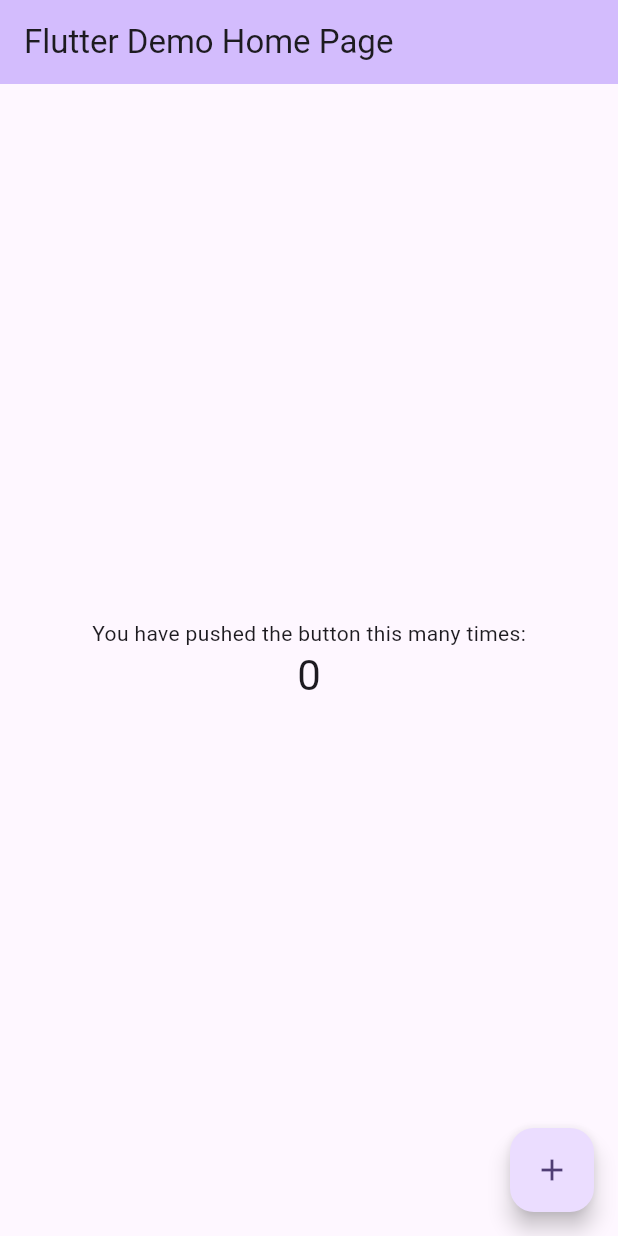
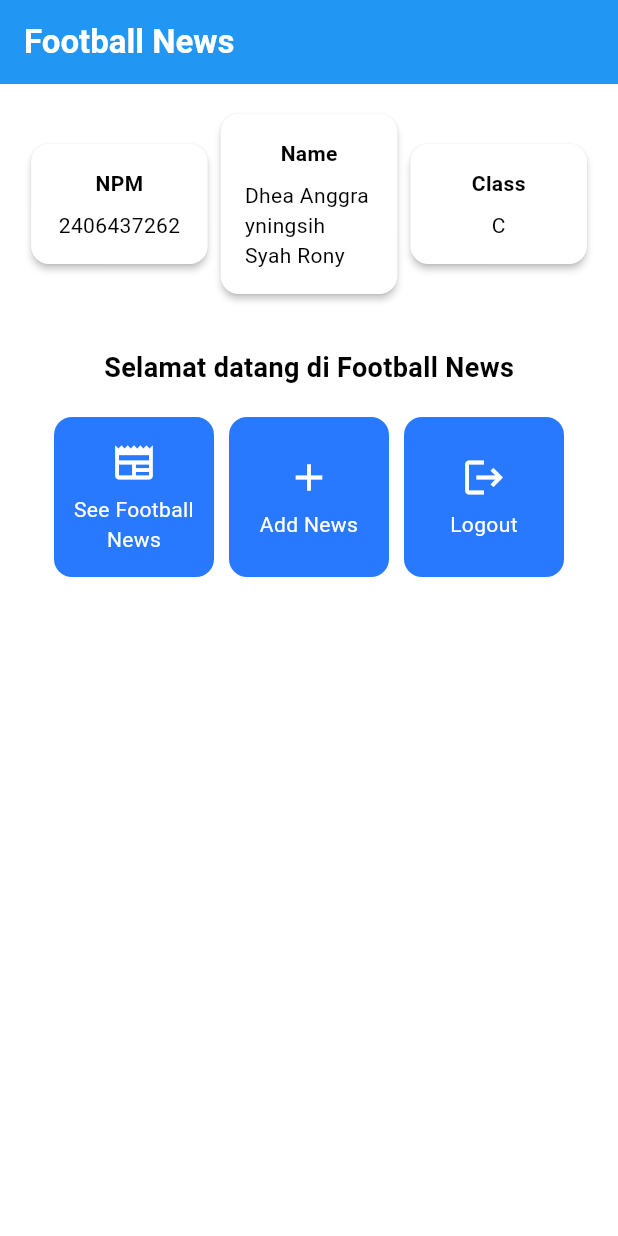
Before and after one commit to dheaasr/football-news-mobile, a Flutter app: the screen it shows after launch, on a phone screen of 412 x 824 dp. Run offline on Flutter 3.47's test engine with Material 3 defaults, Android fonts, the phone set to English and light mode, and no system bars.

Commit message:
Tutorial 6: Instalasi, main, dan menu

```diff
--- a/lib/main.dart
+++ b/lib/main.dart
@@ -1,4 +1,5 @@
 import 'package:flutter/material.dart';
+import 'package:football_news/menu.dart';
 
 void main() {
   runApp(const MyApp());
@@ -28,95 +29,10 @@ class MyApp extends StatelessWidget {
         //
         // This works for code too, not just values: Most code changes can be
         // tested with just a hot reload.
-        colorScheme: ColorScheme.fromSeed(seedColor: Colors.deepPurple),
+         colorScheme: ColorScheme.fromSwatch(primarySwatch: Colors.blue)
+        .copyWith(secondary: Colors.blueAccent[400]),
       ),
-      home: const MyHomePage(title: 'Flutter Demo Home Page'),
+      home: MyHomePage(),
     );
   }
 }
-
-class MyHomePage extends StatefulWidget {
-  const MyHomePage({super.key, required this.title});
-
-  // This widget is the home page of your application. It is stateful, meaning
-  // that it has a State object (defined below) that contains fields that affect
-  // how it looks.
-
-  // This class is the configuration for the state. It holds the values (in this
-  // case the title) provided by the parent (in this case the App widget) and
-  // used by the build method of the State. Fields in a Widget subclass are
-  // always marked "final".
-
-  final String title;
-
-  @override
-  State<MyHomePage> createState() => _MyHomePageState();
-}
-
-class _MyHomePageState extends State<MyHomePage> {
-  int _counter = 0;
-
-  void _incrementCounter() {
-    setState(() {
-      // This call to setState tells the Flutter framework that something has
-      // changed in this State, which causes it to rerun the build method below
-      // so that the display can reflect the updated values. If we changed
-      // _counter without calling setState(), then the build method would not be
-      // called again, and so nothing would appear to happen.
-      _counter++;
-    });
-  }
-
-  @override
-  Widget build(BuildContext context) {
-    // This method is rerun every time setState is called, for instance as done
-    // by the _incrementCounter method above.
-    //
-    // The Flutter framework has been optimized to make rerunning build methods
-    // fast, so that you can just rebuild anything that needs updating rather
-    // than having to individually change instances of widgets.
-    return Scaffold(
-      appBar: AppBar(
-        // TRY THIS: Try changing the color here to a specific color (to
-        // Colors.amber, perhaps?) and trigger a hot reload to see the AppBar
-        // change color while the other colors stay the same.
-        backgroundColor: Theme.of(context).colorScheme.inversePrimary,
-        // Here we take the value from the MyHomePage object that was created by
-        // the App.build method, and use it to set our appbar title.
-        title: Text(widget.title),
-      ),
-      body: Center(
-        // Center is a layout widget. It takes a single child and positions it
-        // in the middle of the parent.
-        child: Column(
-          // Column is also a layout widget. It takes a list of children and
-          // arranges them vertically. By default, it sizes itself to fit its
-          // children horizontally, and tries to be as tall as its parent.
-          //
-          // Column has various properties to control how it sizes itself and
-          // how it positions its children. Here we use mainAxisAlignment to
-          // center the children vertically; the main axis here is the vertical
-          // axis because Columns are vertical (the cross axis would be
-          // horizontal).
-          //
-          // TRY THIS: Invoke "debug painting" (choose the "Toggle Debug Paint"
-          // action in the IDE, or press "p" in the console), to see the
-          // wireframe for each widget.
-          mainAxisAlignment: MainAxisAlignment.center,
-          children: <Widget>[
-            const Text('You have pushed the button this many times:'),
-            Text(
-              '$_counter',
-              style: Theme.of(context).textTheme.headlineMedium,
-            ),
-          ],
-        ),
-      ),
-      floatingActionButton: FloatingActionButton(
-        onPressed: _incrementCounter,
-        tooltip: 'Increment',
-        child: const Icon(Icons.add),
-      ), // This trailing comma makes auto-formatting nicer for build methods.
-    );
-  }
-}
--- /dev/null
+++ b/lib/menu.dart
@@ -0,0 +1,196 @@
+import 'package:flutter/material.dart';
+
+class MyHomePage extends StatelessWidget {
+    MyHomePage({super.key});
+
+    final String nama = "Dhea Anggrayningsih Syah Rony"; //nama
+    final String npm = "2406437262"; //npm
+    final String kelas = "C"; //kelas
+
+    final List<ItemHomepage> items = [
+    ItemHomepage("See Football News", Icons.newspaper),
+    ItemHomepage("Add News", Icons.add),
+    ItemHomepage("Logout", Icons.logout),
+    ];
+
+    @override
+    Widget build(BuildContext context) {
+    // Scaffold menyediakan struktur dasar halaman dengan AppBar dan body.
+    return Scaffold(
+      // AppBar adalah bagian atas halaman yang menampilkan judul.
+      appBar: AppBar(
+        // Judul aplikasi "Football News" dengan teks putih dan tebal.
+        title: const Text(
+          'Football News',
+          style: TextStyle(
+            color: Colors.white,
+            fontWeight: FontWeight.bold,
+          ),
+        ),
+        // Warna latar belakang AppBar diambil dari skema warna tema aplikasi.
+        backgroundColor: Theme.of(context).colorScheme.primary,
+      ),
+      // Body halaman dengan padding di sekelilingnya.
+
+
+      body: Padding(
+        padding: const EdgeInsets.all(16.0),
+        // Menyusun widget secara vertikal dalam sebuah kolom.
+
+
+        child: Column(
+          crossAxisAlignment: CrossAxisAlignment.center,
+          children: [
+            // Row untuk menampilkan 3 InfoCard secara horizontal.
+            Row(
+              mainAxisAlignment: MainAxisAlignment.spaceEvenly,
+              children: [
+                InfoCard(title: 'NPM', content: npm),
+                InfoCard(title: 'Name', content: nama),
+                InfoCard(title: 'Class', content: kelas),
+              ],
+            ),
+
+            // Memberikan jarak vertikal 16 unit.
+            const SizedBox(height: 16.0),
+
+
+            // Menempatkan widget berikutnya di tengah halaman.
+            Center(
+
+
+              child: Column(
+                // Menyusun teks dan grid item secara vertikal.
+
+                children: [
+                  // Menampilkan teks sambutan dengan gaya tebal dan ukuran 18.
+                  const Padding(
+                    padding: EdgeInsets.only(top: 16.0),
+                    child: Text(
+                      'Selamat datang di Football News',
+                      style: TextStyle(
+                        fontWeight: FontWeight.bold,
+                        fontSize: 18.0,
+                      ),
+                    ),
+                  ),
+
+                  // Grid untuk menampilkan ItemCard dalam bentuk grid 3 kolom.
+                  GridView.count(
+                    primary: true,
+                    padding: const EdgeInsets.all(20),
+                    crossAxisSpacing: 10,
+                    mainAxisSpacing: 10,
+                    crossAxisCount: 3,
+                    // Agar grid menyesuaikan tinggi kontennya.
+                    shrinkWrap: true,
+
+                    // Menampilkan ItemCard untuk setiap item dalam list items.
+                    children: items.map((ItemHomepage item) {
+                      return ItemCard(item);
+                    }).toList(),
+                  ),
+                ],
+              ),
+            ),
+          ],
+        ),
+      ),
+    );
+    }
+}
+
+class InfoCard extends StatelessWidget {
+  // Kartu informasi yang menampilkan title dan content.
+
+  final String title;  // Judul kartu.
+  final String content;  // Isi kartu.
+
+  const InfoCard({super.key, required this.title, required this.content});
+
+  @override
+  Widget build(BuildContext context) {
+    return Card(
+      // Membuat kotak kartu dengan bayangan dibawahnya.
+      elevation: 2.0,
+      child: Container(
+        // Mengatur ukuran dan jarak di dalam kartu.
+        width: MediaQuery.of(context).size.width / 3.5, // menyesuaikan dengan lebar device yang digunakan.
+        padding: const EdgeInsets.all(16.0),
+        // Menyusun title dan content secara vertikal.
+        child: Column(
+          children: [
+            Text(
+              title,
+              style: const TextStyle(fontWeight: FontWeight.bold),
+            ),
+            const SizedBox(height: 8.0),
+            Text(content),
+          ],
+        ),
+      ),
+    );
+  }
+}
+
+class ItemHomepage {
+ final String name;
+ final IconData icon;
+
+ ItemHomepage(this.name, this.icon);
+}
+
+
+class ItemCard extends StatelessWidget {
+  // Menampilkan kartu dengan ikon dan nama.
+
+  final ItemHomepage item;
+
+  const ItemCard(this.item, {super.key});
+
+  @override
+  Widget build(BuildContext context) {
+    return Material(
+      // Menentukan warna latar belakang dari tema aplikasi.
+      color: Theme.of(context).colorScheme.secondary,
+      // Membuat sudut kartu melengkung.
+      borderRadius: BorderRadius.circular(12),
+
+      child: InkWell(
+        // Aksi ketika kartu ditekan.
+        onTap: () {
+          // Menampilkan pesan SnackBar saat kartu ditekan.
+          ScaffoldMessenger.of(context)
+            ..hideCurrentSnackBar()
+            ..showSnackBar(
+              SnackBar(content: Text("Kamu telah menekan tombol ${item.name}!"))
+            );
+        },
+        // Container untuk menyimpan Icon dan Text
+        child: Container(
+          padding: const EdgeInsets.all(8),
+          child: Center(
+            child: Column(
+              // Menyusun ikon dan teks di tengah kartu.
+              mainAxisAlignment: MainAxisAlignment.center,
+              children: [
+                Icon(
+                  item.icon,
+                  color: Colors.white,
+                  size: 30.0,
+                ),
+                const Padding(padding: EdgeInsets.all(3)),
+                Text(
+                  item.name,
+                  textAlign: TextAlign.center,
+                  style: const TextStyle(color: Colors.white),
+                ),
+              ],
+            ),
+          ),
+        ),
+      ),
+    );
+  }
+
+}
```
